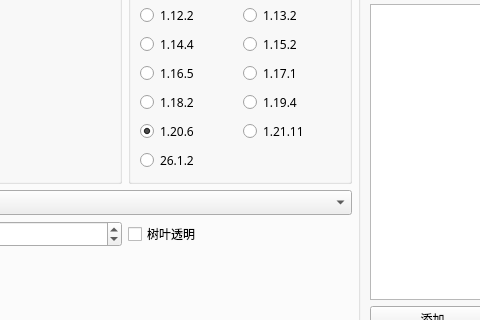
Above: VisualCraft/VCWind.ui from A-Archives-and-Forks/SlopeCraft before the change; both pictures show x 122 to 602 and y 98 to 418 of the 1066 by 512 pixel window. Below: the same form after it.
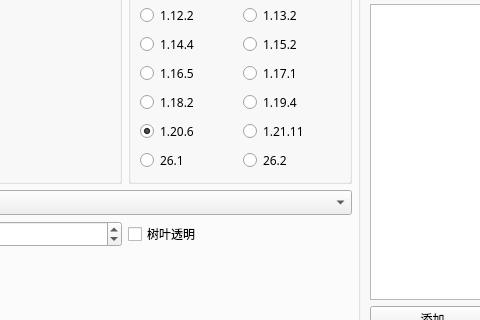
That is the form after the change.

Diff of the .ui file:
```diff
--- a/VisualCraft/VCWind.ui
+++ b/VisualCraft/VCWind.ui
@@ -157,7 +157,14 @@
              <item row="7" column="0">
               <widget class="QRadioButton" name="rdb_version_26_1">
                <property name="text">
-                <string notr="true">26.1.2</string>
+                <string notr="true">26.1</string>
+               </property>
+              </widget>
+             </item>
+             <item row="7" column="1">
+              <widget class="QRadioButton" name="rdb_version_26_2">
+               <property name="text">
+                <string notr="true">26.2</string>
                </property>
               </widget>
              </item>
```
Left out of the diff: 4 changed lines with no effect on the pictures.
